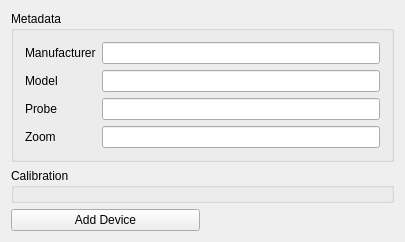
First picture: the form in Modules/USUI/Qmitk/QmitkUSNewVideoDeviceWidgetControls.ui, repository MITK/MITK, before the edit.
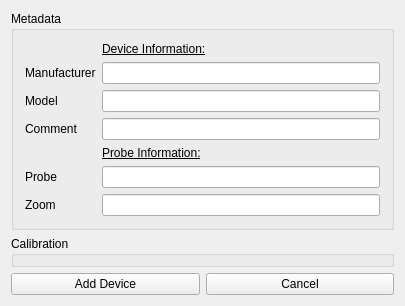
Second picture: the form after the edit.

Commit message: CreateNewDevice Widget now creates devices and registers them. Many improvements with the Service System

Patch:
```diff
--- a/Modules/USUI/Qmitk/QmitkUSNewVideoDeviceWidgetControls.ui
+++ b/Modules/USUI/Qmitk/QmitkUSNewVideoDeviceWidgetControls.ui
@@ -7,7 +7,7 @@
     <x>0</x>
     <y>0</y>
     <width>405</width>
-    <height>242</height>
+    <height>271</height>
    </rect>
   </property>
   <property name="minimumSize">
@@ -33,46 +33,82 @@
       <string>Metadata</string>
      </property>
      <layout class="QFormLayout" name="formLayout">
-      <item row="0" column="0">
+      <item row="1" column="0">
        <widget class="QLabel" name="label">
         <property name="text">
          <string>Manufacturer</string>
         </property>
        </widget>
       </item>
-      <item row="0" column="1">
+      <item row="1" column="1">
        <widget class="QLineEdit" name="m_Manufacturer"/>
       </item>
-      <item row="1" column="0">
+      <item row="2" column="0">
        <widget class="QLabel" name="label_2">
         <property name="text">
          <string>Model</string>
         </property>
        </widget>
       </item>
-      <item row="1" column="1">
+      <item row="2" column="1">
        <widget class="QLineEdit" name="m_Model"/>
       </item>
-      <item row="2" column="0">
+      <item row="5" column="0">
        <widget class="QLabel" name="label_3">
         <property name="text">
          <string>Probe</string>
         </property>
        </widget>
       </item>
-      <item row="2" column="1">
+      <item row="5" column="1">
        <widget class="QLineEdit" name="m_Probe"/>
       </item>
-      <item row="3" column="0">
+      <item row="6" column="0">
        <widget class="QLabel" name="label_4">
         <property name="text">
          <string>Zoom</string>
         </property>
        </widget>
       </item>
-      <item row="3" column="1">
+      <item row="6" column="1">
        <widget class="QLineEdit" name="m_Zoom"/>
       </item>
+      <item row="3" column="1">
+       <widget class="QLineEdit" name="m_Comment"/>
+      </item>
+      <item row="3" column="0">
+       <widget class="QLabel" name="label_5">
+        <property name="text">
+         <string>Comment</string>
+        </property>
+       </widget>
+      </item>
+      <item row="0" column="1">
+       <widget class="QLabel" name="label_6">
+        <property name="font">
+         <font>
+          <weight>50</weight>
+          <bold>false</bold>
+          <underline>true</underline>
+         </font>
+        </property>
+        <property name="text">
+         <string>Device Information:</string>
+        </property>
+       </widget>
+      </item>
+      <item row="4" column="1">
+       <widget class="QLabel" name="label_7">
+        <property name="font">
+         <font>
+          <underline>true</underline>
+         </font>
+        </property>
+        <property name="text">
+         <string>Probe Information:</string>
+        </property>
+       </widget>
+      </item>
      </layout>
     </widget>
    </item>
@@ -83,6 +119,13 @@
      </property>
     </widget>
    </item>
+   <item row="2" column="1">
+    <widget class="QPushButton" name="m_BtnCancel">
+     <property name="text">
+      <string>Cancel</string>
+     </property>
+    </widget>
+   </item>
   </layout>
  </widget>
  <layoutdefault spacing="6" margin="11"/>
```
Left out of the diff: 2 changed lines with no effect on the pictures. The commit also changes 9 other files.
